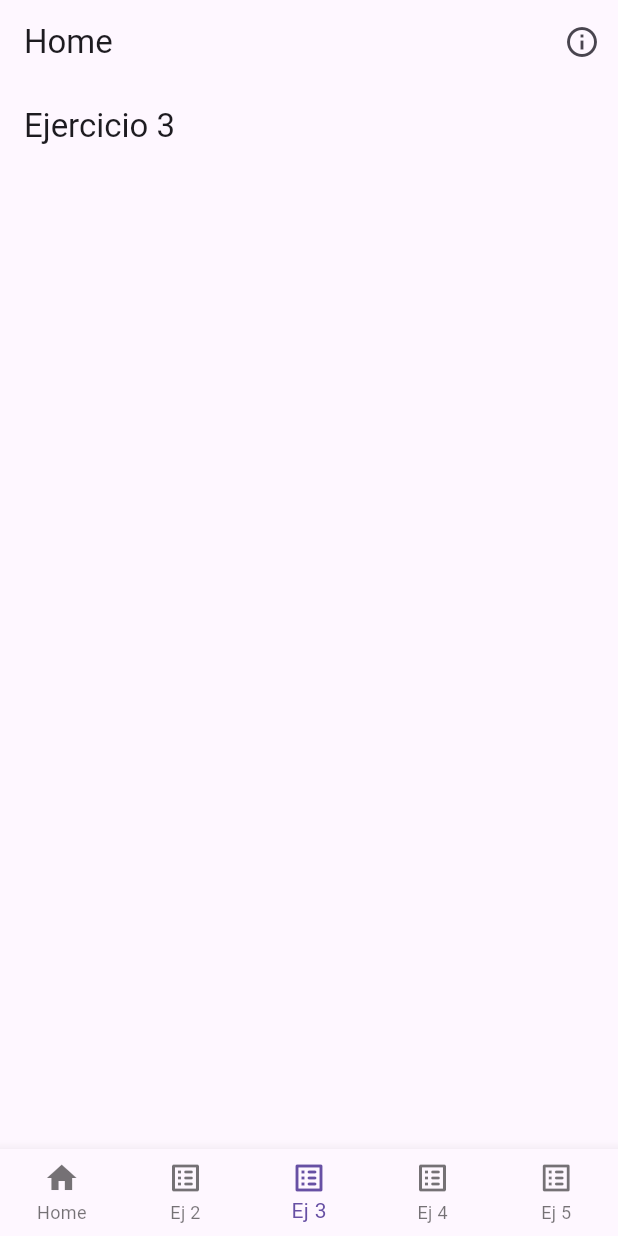
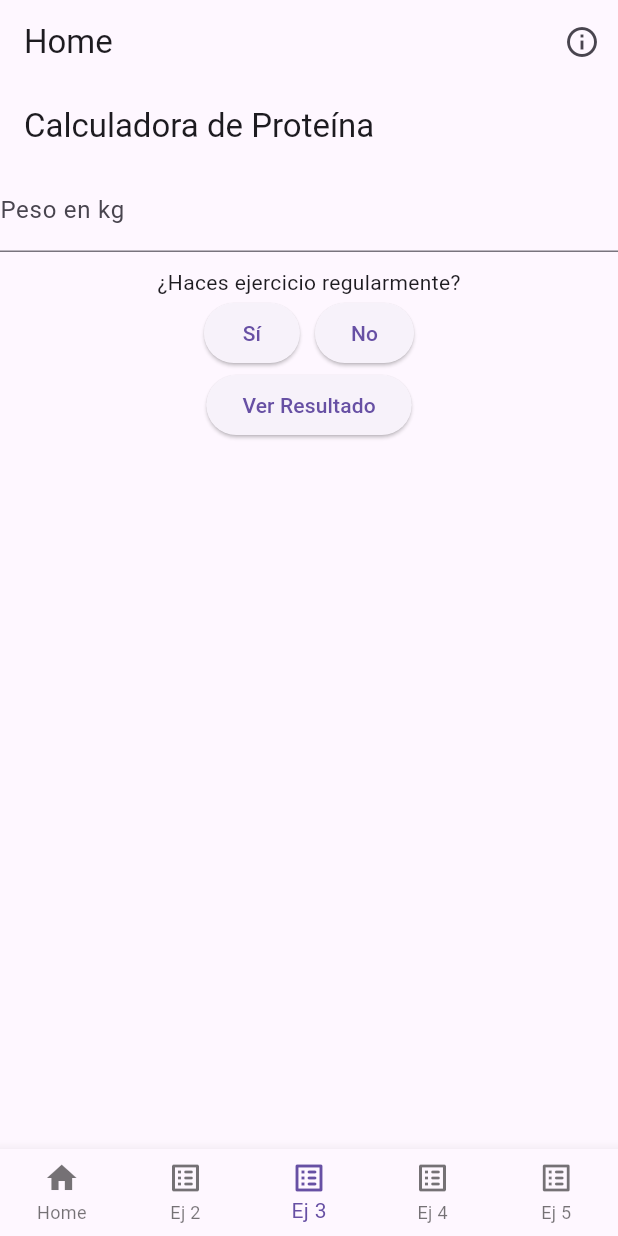
Before and after one commit to Chasi123/Evaluacion1-Moviles-lll, a Flutter app: the screen it shows after launch, item 3 of the bottom bar chosen, on a phone screen of 412 x 824 dp. Run offline on Flutter 3.47's test engine with Material 3 defaults, Android fonts, the phone set to English and light mode, and no system bars.

Commit message:
Ejercicios 2 3 4

```diff
--- a/lib/screens/Ejercicio3.dart
+++ b/lib/screens/Ejercicio3.dart
@@ -6,7 +6,66 @@ class Ejercicio3 extends StatelessWidget {
   @override
   Widget build(BuildContext context) {
     return Scaffold(
-      appBar: AppBar(title: Text("Ejercicio 3"),),
+      appBar: AppBar(title: const Text("Calculadora de Proteína")),
+      body: proteina(context),
     );
   }
 }
+
+Widget proteina(BuildContext context) {
+  TextEditingController pesoController = TextEditingController();
+  String haceEjercicio = "No";
+
+  return Column(
+    children: [
+      TextField(
+        controller: pesoController,
+        decoration: const InputDecoration(labelText: "Peso en kg"),
+        keyboardType: TextInputType.number,
+      ),
+      const SizedBox(height: 10),
+      const Text("¿Haces ejercicio regularmente?"),
+      Row(
+        mainAxisAlignment: MainAxisAlignment.center,
+        children: [
+          ElevatedButton(
+            onPressed: () => haceEjercicio = "Si",
+            child: const Text("Sí"),
+          ),
+          const SizedBox(width: 10),
+          ElevatedButton(
+            onPressed: () => haceEjercicio = "No",
+            child: const Text("No"),
+          ),
+        ],
+      ),
+      ElevatedButton(
+        onPressed: () {
+          double peso = double.tryParse(pesoController.text) ?? 0;
+          double resultado;
+
+          if (haceEjercicio == "Si") {
+            resultado = peso * 1.6;
+          } else {
+            resultado = peso * 0.8;
+          }
+
+          showDialog(
+            context: context,
+            builder: (context) => AlertDialog(
+              title: const Text("Resultado"),
+              content: Text("Debes consumir $resultado gramos de proteína al día."),
+              actions: [
+                TextButton(
+                  onPressed: () => Navigator.pop(context),
+                  child: const Text("Cerrar"),
+                )
+              ],
+            ),
+          );
+        },
+        child: const Text("Ver Resultado"),
+      ),
+    ],
+  );
+}
```
Also changed, not shown: lib/screens/Ejercicio2.dart (+14 -10 lines), lib/screens/Ejercicio4.dart (+57 -2 lines).
